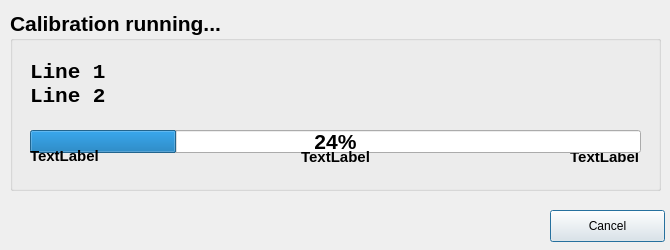
Old version of the form gui/progress_dlg.ui in the repository ProjectIDA/ical.
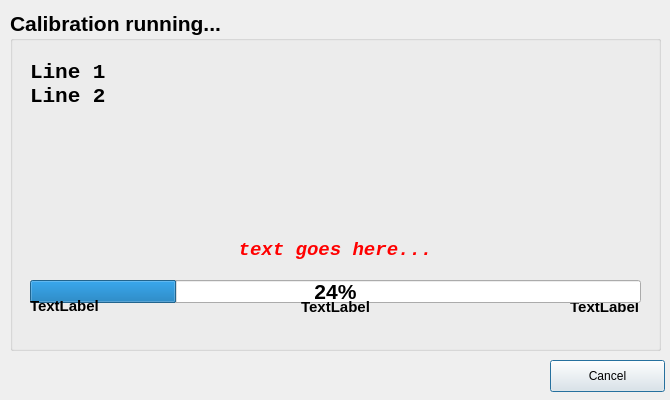
New version of the form.

Patch:
```diff
--- a/gui/progress_dlg.ui
+++ b/gui/progress_dlg.ui
@@ -7,11 +7,11 @@
     <x>0</x>
     <y>0</y>
     <width>670</width>
-    <height>250</height>
+    <height>400</height>
    </rect>
   </property>
   <property name="sizePolicy">
-   <sizepolicy hsizetype="Fixed" vsizetype="Fixed">
+   <sizepolicy hsizetype="Fixed" vsizetype="Maximum">
     <horstretch>0</horstretch>
     <verstretch>0</verstretch>
    </sizepolicy>
@@ -25,7 +25,7 @@
   <property name="maximumSize">
    <size>
     <width>670</width>
-    <height>250</height>
+    <height>400</height>
    </size>
   </property>
   <property name="windowTitle">
@@ -43,7 +43,7 @@
      <x>10</x>
      <y>10</y>
      <width>651</width>
-     <height>181</height>
+     <height>341</height>
     </rect>
    </property>
    <property name="font">
@@ -61,8 +61,8 @@
      <rect>
       <x>20</x>
       <y>50</y>
-      <width>551</width>
-      <height>51</height>
+      <width>611</width>
+      <height>121</height>
      </rect>
     </property>
     <property name="font">
@@ -87,7 +87,7 @@
     <property name="geometry">
      <rect>
       <x>468</x>
-      <y>137</y>
+      <y>287</y>
       <width>161</width>
       <height>20</height>
      </rect>
@@ -110,7 +110,7 @@
     <property name="geometry">
      <rect>
       <x>20</x>
-      <y>120</y>
+      <y>270</y>
       <width>611</width>
       <height>23</height>
      </rect>
@@ -123,7 +123,7 @@
     <property name="geometry">
      <rect>
       <x>20</x>
-      <y>138</y>
+      <y>288</y>
       <width>71</width>
       <height>16</height>
      </rect>
@@ -143,7 +143,7 @@
     <property name="geometry">
      <rect>
       <x>290</x>
-      <y>139</y>
+      <y>289</y>
       <width>71</width>
       <height>16</height>
      </rect>
@@ -162,12 +162,44 @@
      <set>Qt::AlignCenter</set>
     </property>
    </widget>
+   <widget class="QLabel" name="calWarningLbl">
+    <property name="geometry">
+     <rect>
+      <x>20</x>
+      <y>190</y>
+      <width>611</width>
+      <height>61</height>
+     </rect>
+    </property>
+    <property name="font">
+     <font>
+      <family>Consolas</family>
+      <pointsize>14</pointsize>
+      <weight>75</weight>
+      <italic>true</italic>
+      <bold>true</bold>
+     </font>
+    </property>
+    <property name="styleSheet">
+     <string notr="true">color: red;
+line-height: 150%</string>
+    </property>
+    <property name="text">
+     <string>text goes here...</string>
+    </property>
+    <property name="alignment">
+     <set>Qt::AlignBottom|Qt::AlignHCenter</set>
+    </property>
+    <property name="wordWrap">
+     <bool>true</bool>
+    </property>
+   </widget>
   </widget>
   <widget class="QPushButton" name="cancelBtn">
    <property name="geometry">
     <rect>
      <x>550</x>
-     <y>210</y>
+     <y>360</y>
      <width>115</width>
      <height>32</height>
     </rect>
```
